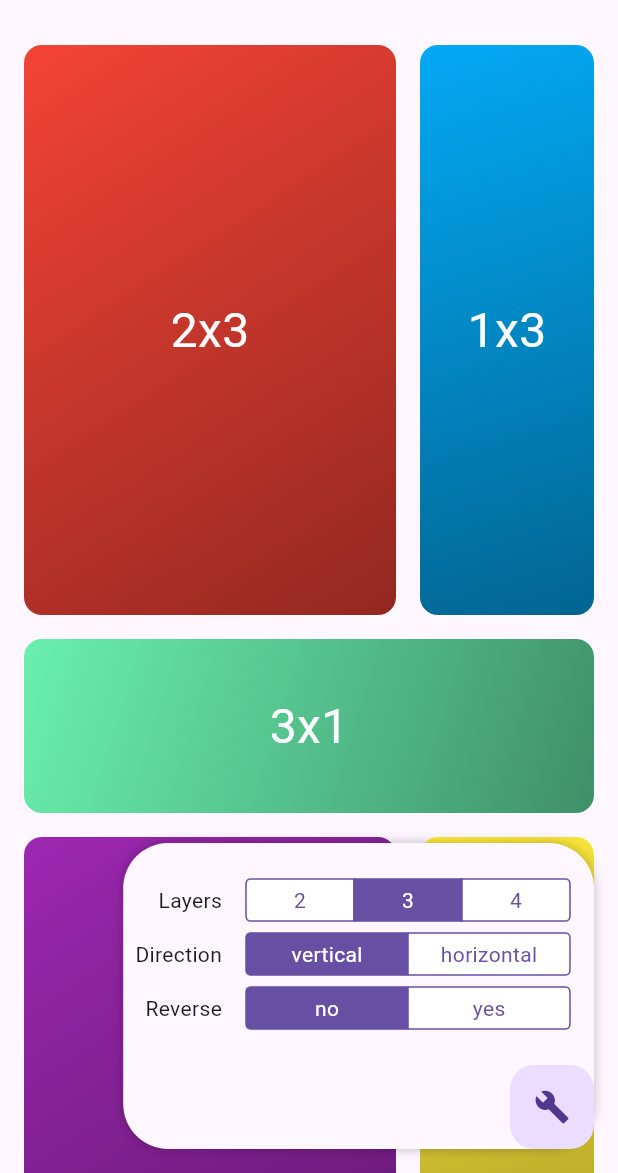
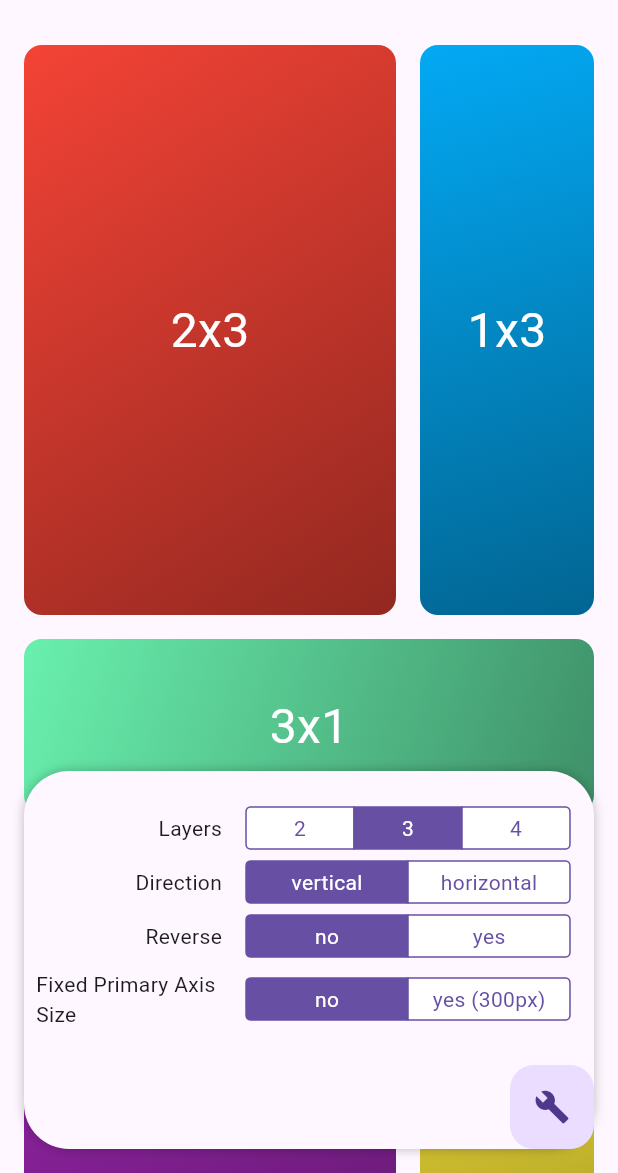
Before and after one commit to GONZALEZD/flutter_wall_layout, a Flutter app: the screen it shows after launch, after a tap on the "sync disabled" icon, after a tap on the "build" icon, on a phone screen of 412 x 824 dp, the part 63-1236 px from its top. Run offline on Flutter 3.47's test engine with Material 3 defaults, Android fonts, the phone set to English and light mode, and no system bars.

Commit message:
Add primaryAxisStoneSize feature
Optionally specify the length of the stone in the primary axis
direction. Useful for desktops where the app width/height can
be resized continuously and you want to vary the number of
wall divisions as the viewport gets wider (or longer).

Using this new option in such a case will be less distracting and
smoother and the primary-axis size doesn't keep increasing and
decreasing as the cross-axis size changes and number of wall
divisions changes.

```diff
--- a/example/lib/main.dart
+++ b/example/lib/main.dart
@@ -10,6 +10,7 @@ void main() {
 }
 
 class MyApp extends StatelessWidget {
+  const MyApp();
   @override
   Widget build(BuildContext context) {
     return MaterialApp(
@@ -35,6 +36,7 @@ class MyHomePage extends StatefulWidget {
 
 class _MyHomePageState extends State<MyHomePage> with TickerProviderStateMixin {
   late final AnimationController _controller;
+  late bool _fixedPrimaryAxisStoneSize;
   late bool _reversed;
   late Axis _direction;
   late int _nbLayers;
@@ -47,6 +49,7 @@ class _MyHomePageState extends State<MyHomePage> with TickerProviderStateMixin {
     super.initState();
     _controller =
         AnimationController(duration: Duration(milliseconds: 500), vsync: this);
+    _fixedPrimaryAxisStoneSize = false;
     _reversed = false;
     _direction = Axis.vertical;
     _nbLayers = 3;
@@ -117,6 +120,7 @@ class _MyHomePageState extends State<MyHomePage> with TickerProviderStateMixin {
                     __buildDivisionsOption(),
                     __buildDirectionOption(),
                     __buildReverseOption(),
+                    __buildFixedPrimaryAxisStoneSizeOption(),
                   ],
                 ),
               ),
@@ -144,6 +148,20 @@ class _MyHomePageState extends State<MyHomePage> with TickerProviderStateMixin {
           if (_random) {
             _stones = _buildRandomStonesList(_nbLayers);
           }
+        }),
+      ),
+    );
+  }
+
+  Widget __buildFixedPrimaryAxisStoneSizeOption() {
+    return _buildOption(
+      "Fixed Primary Axis Size",
+      CupertinoSegmentedControl<bool>(
+        groupValue: _fixedPrimaryAxisStoneSize,
+        children: {false: Text("no"), true: Text("yes (300px)")},
+        onValueChanged: (value) => setState(() {
+          _controller.forward(from: 0.0);
+          _fixedPrimaryAxisStoneSize = value;
         }),
       ),
     );
@@ -216,6 +234,7 @@ class _MyHomePageState extends State<MyHomePage> with TickerProviderStateMixin {
       stones: _stones,
       reverse: _reversed,
       layersCount: _nbLayers,
+      primaryAxisStoneSize: _fixedPrimaryAxisStoneSize ? 300 : null,
     );
   }
 
--- a/lib/src/wall_layout.dart
+++ b/lib/src/wall_layout.dart
@@ -20,6 +20,10 @@ class WallLayout extends StatefulWidget {
 
   /// Padding between stones.
   final double stonePadding;
+
+  /// Optional. If specified, indicates the exact size of each stone in the direction
+  /// of the primary scroll axis. If not specified, each stone will be exactly square.
+  final double? primaryAxisStoneSize;
 
   /// Same as [ListView].scrollController: "control the position to which this scroll view is scrolled".
   final ScrollController? scrollController;
@@ -50,6 +54,7 @@ class WallLayout extends StatefulWidget {
       required this.stones,
       WallBuilder? wallBuilder,
       this.stonePadding = DEFAULT_BRICK_PADDING,
+      this.primaryAxisStoneSize,
       this.scrollController,
       this.primary,
       this.physics,
@@ -63,6 +68,7 @@ class WallLayout extends StatefulWidget {
         assert(layersCount >= 2,
             "You must define layers count from as an integer higher or equal to 2"),
         assert(stonePadding >= 0.0),
+        assert(primaryAxisStoneSize == null || primaryAxisStoneSize >= 0.0),
         assert(
             !(scrollController != null && primary == true),
             'Primary ScrollViews obtain their ScrollController via inheritance from a PrimaryScrollController widget. '
@@ -128,6 +134,7 @@ class _WallLayoutState extends State<WallLayout> {
         delegate: _WallLayoutDelegate(
           blueprint: _blueprint,
           stonePadding: this.widget.stonePadding,
+          primaryAxisStoneSize: this.widget.primaryAxisStoneSize,
           direction: this.widget.scrollDirection,
           mainAxisSeparations: this.widget.layersCount,
         ),
@@ -141,11 +148,13 @@ class _WallLayoutState extends State<WallLayout> {
 class _WallLayoutDelegate extends MultiChildLayoutDelegate {
   final WallBlueprint blueprint;
   final double stonePadding;
+  final double? primaryAxisStoneSize;
   final Axis direction;
   final int mainAxisSeparations;
 
   _WallLayoutDelegate(
       {required this.stonePadding,
+      required this.primaryAxisStoneSize,
       required this.blueprint,
       required this.direction,
       required this.mainAxisSeparations,
@@ -155,10 +164,12 @@ class _WallLayoutDelegate extends MultiChildLayoutDelegate {
   @override
   Size getSize(BoxConstraints constraints) {
     if (direction == Axis.vertical) {
-      double side = constraints.maxWidth / mainAxisSeparations;
+      double side =
+          primaryAxisStoneSize ?? (constraints.maxWidth / mainAxisSeparations);
       return Size(constraints.maxWidth, (blueprint.size * side).height);
     } else {
-      double side = constraints.maxHeight / mainAxisSeparations;
+      double side =
+          primaryAxisStoneSize ?? (constraints.maxHeight / mainAxisSeparations);
       return Size((blueprint.size * side).width, constraints.maxHeight);
     }
   }
@@ -168,12 +179,17 @@ class _WallLayoutDelegate extends MultiChildLayoutDelegate {
     double side = ((direction == Axis.vertical ? size.width : size.height) -
             this.stonePadding) /
         mainAxisSeparations;
+    double primaryAxisSide = primaryAxisStoneSize ?? side;
+    final singleStoneSize = Size(
+      direction == Axis.vertical ? side : primaryAxisSide,
+      direction == Axis.vertical ? primaryAxisSide : side,
+    );
     final initialPadding = Offset(this.stonePadding, this.stonePadding);
     blueprint.stonesPosition.forEach((stone, stonePos) {
-      Offset offset = stonePos * side;
+      Offset offset = stonePos * singleStoneSize;
       Size size = Size(
-        stone.width * side - this.stonePadding,
-        stone.height * side - this.stonePadding,
+        stone.width * singleStoneSize.width - this.stonePadding,
+        stone.height * singleStoneSize.height - this.stonePadding,
       );
 
       positionChild(stone.id, initialPadding + offset);
--- a/lib/wall_builder.dart
+++ b/lib/wall_builder.dart
@@ -18,8 +18,8 @@ class StoneStartPosition {
 
   /// Computes the absolute brick position in a wall.
   /// [stoneSide] represents the smallest stone width/height.
-  Offset operator *(double stoneSide) =>
-      Offset(this.x * stoneSide, this.y * stoneSide);
+  Offset operator *(Size stoneSide) =>
+      Offset(this.x * stoneSide.width, this.y * stoneSide.height);
 
   @override
   String toString() {
```
Also changed, not shown: 3 other files.
